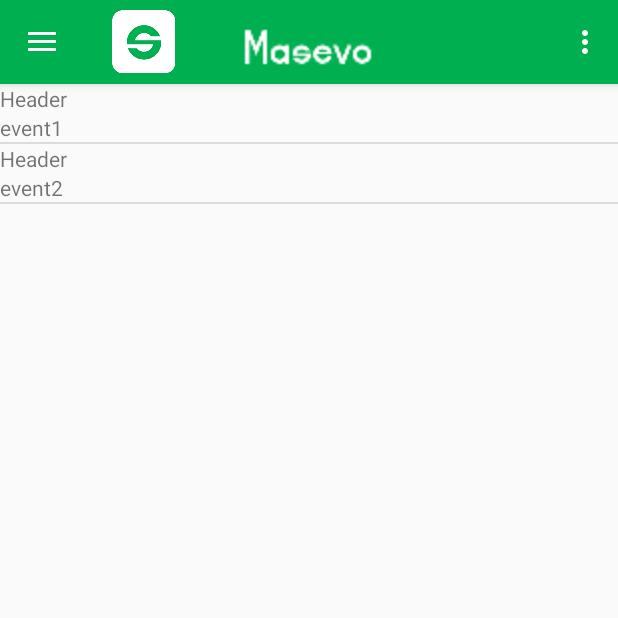
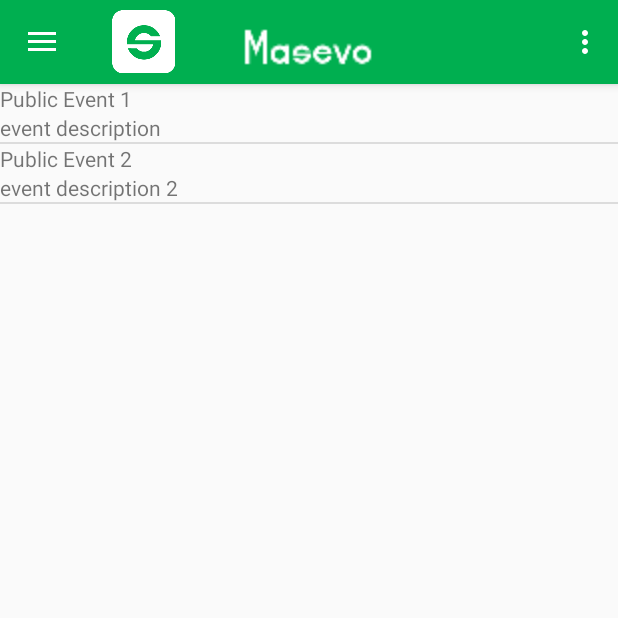
Before and after one commit to Team9CS307/Masevo, an Android app: the fragment MyEventsFragment placed in its activity, on a phone screen of 412 x 824 dp, the top half of it. Run offline under Robolectric (Android 15) with nearby library versions, the phone set to English and light mode, and no system bars.

```diff
--- a/app/src/main/java/com/example/brianduffy/masevo/ListAdapter.java
+++ b/app/src/main/java/com/example/brianduffy/masevo/ListAdapter.java
@@ -4,20 +4,27 @@ import android.content.Context;
 import android.view.LayoutInflater;
 import android.view.View;
 import android.view.ViewGroup;
+import android.widget.ArrayAdapter;
 import android.widget.BaseAdapter;
 import android.widget.TextView;
+
+import java.util.ArrayList;
 
 /**
  * Created by Brian Duffy on 10/22/2017.
  */
 
-class ListAdapter extends BaseAdapter {
+class ListAdapter extends ArrayAdapter<Event> {
 
     Context context;
-    String[] data;
+    ArrayList<Event> data;
     private static LayoutInflater inflater = null;
 
-    public ListAdapter(Context context, String[] data) {
+    public ListAdapter(Context context, ArrayList<Event> data) {
+        super(context, R.layout.fragment_my_events,data );
+
+//        Event[] s = (Event[])data.toArray();
+//        String g = s[0].eventName;
         // TODO Auto-generated constructor stub
         this.context = context;
         this.data = data;
@@ -28,13 +35,13 @@ class ListAdapter extends BaseAdapter {
     @Override
     public int getCount() {
         // TODO Auto-generated method stub
-        return data.length;
+        return data.size();
     }
 
     @Override
-    public Object getItem(int position) {
+    public Event getItem(int position) {
         // TODO Auto-generated method stub
-        return data[position];
+        return data.get(position);
     }
 
     @Override
@@ -46,11 +53,19 @@ class ListAdapter extends BaseAdapter {
     @Override
     public View getView(int position, View convertView, ViewGroup parent) {
         // TODO Auto-generated method stub
-        View vi = convertView;
-        if (vi == null)
-            vi = inflater.inflate(R.layout.row, null);
-        TextView text = (TextView) vi.findViewById(R.id.text);
-        text.setText(data[position]);
-        return vi;
+        //View vi = convertView;
+        Event e = getItem(position);
+        // Check if an existing view is being reused, otherwise inflate the view
+        if (convertView == null) {
+            convertView = LayoutInflater.from(getContext()).inflate(R.layout.row, parent, false);
+        }
+        // Lookup view for data population
+        TextView tvName = (TextView) convertView.findViewById(R.id.header);
+        TextView tvHome = (TextView) convertView.findViewById(R.id.text);
+        // Populate the data into the template view using the data object
+        tvName.setText(e.eventName);
+        tvHome.setText(e.eventDesc);
+        // Return the completed view to render on screen
+        return convertView;
     }
 }
--- a/app/src/main/java/com/example/brianduffy/masevo/MyEventsFragment.java
+++ b/app/src/main/java/com/example/brianduffy/masevo/MyEventsFragment.java
@@ -12,6 +12,7 @@ import android.widget.ArrayAdapter;
 import android.widget.ListView;
 import android.widget.TextView;
 
+import java.sql.Date;
 import java.util.ArrayList;
 import java.util.Arrays;
 import java.util.HashSet;
@@ -22,23 +23,26 @@ import java.util.HashSet;
 
 public class MyEventsFragment extends Fragment implements View.OnClickListener {
   //  User user = new User("brian",0f,0f,new HashSet<Integer>(),new HashSet<Integer>());
-    ArrayList<String> mockeventlist = new ArrayList<>();
+    ArrayList<Event> mockeventlist = new ArrayList<>();
     ListView listview;
 
     @Nullable
     @Override
     public View onCreateView(LayoutInflater inflater, @Nullable ViewGroup container, @Nullable Bundle savedInstanceState) {
-        mockeventlist.add("event1");
-        mockeventlist.add("event2");
-        String[] strings = new String[2];
-            strings[0] = "event1";
-            strings[1] = "event2";
+        //TODO get user eventlist and insert into arraylist of events, then populate it with list adapter
+        float lat = 0f;
+        float lon = 1f;
+        mockeventlist.add(new PublicEvent(new Date(3),new Date(500),lat,lon,
+                "Public Event 1","event description",500,"String email"));
+        mockeventlist.add(new PublicEvent(new Date(3),new Date(500),lat,lon,
+                "Public Event 2","event description 2",500,"String email"));
+
         //android.widget.ListAdapter listAdapter = new ListAdapter(this.getContext(),(String[])mockeventlist.toArray());
         View v = inflater.inflate(R.layout.fragment_my_events,container,false);
         ListView lv = (ListView) v.findViewById(R.id.listview);
 
-        System.out.println(Arrays.toString(mockeventlist.toArray()));
-        lv.setAdapter(new ArrayAdapter<String>(this.getContext(), R.layout.row,R.id.text,strings));
+        //System.out.println(Arrays.toString(mockeventlist.toArray()));
+        lv.setAdapter(new ListAdapter(this.getContext(), mockeventlist));
         /* Define Your Functionality Here
            Find any view  => v.findViewById()
           Specifying Application Context in Fragment => getActivity() */
--- a/app/src/main/res/layout/row.xml
+++ b/app/src/main/res/layout/row.xml
@@ -2,11 +2,13 @@
 <LinearLayout xmlns:android="http://schemas.android.com/apk/res/android"
     android:layout_width="match_parent"
     android:layout_height="match_parent"
-    android:orientation="vertical" >
+    android:orientation="vertical"
+    android:id="@+id/linlayout">
 
     <TextView android:layout_width="wrap_content"
         android:layout_height="wrap_content"
-        android:text="Header"/>
+
+        android:id="@+id/header"/>
 
     <TextView
         android:layout_width="wrap_content"
```
